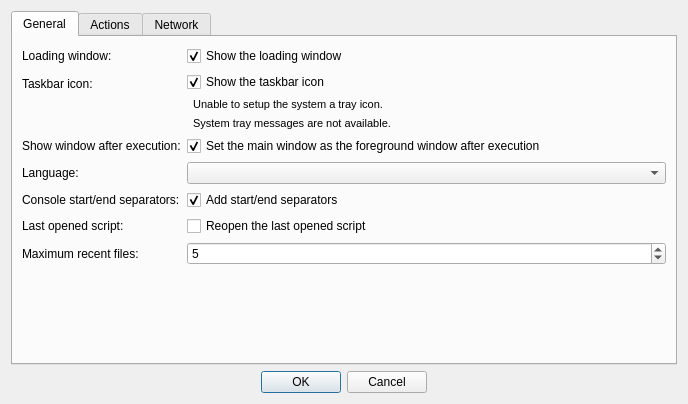
Above: gui/settingsdialog.ui from Jmgr/actiona before the change. Below: the same form after it.
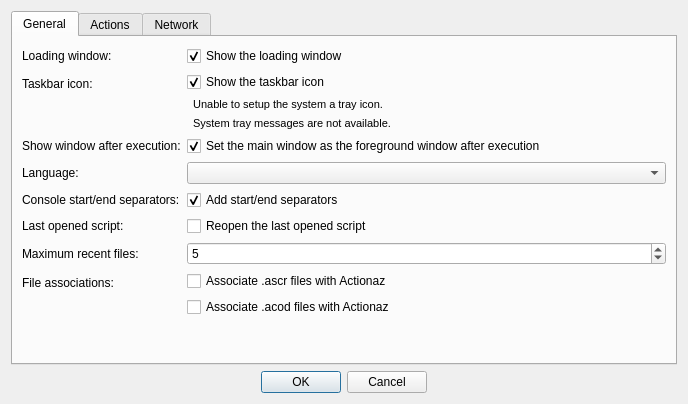
That is the form after the change. Icons and pictures are not drawn. Custom widgets are drawn as their Qt base class.

Commit message: Gui - added file association management (Windows) (fixes #73)

What changed in the file:
```diff
--- a/gui/settingsdialog.ui
+++ b/gui/settingsdialog.ui
@@ -177,6 +177,31 @@
          </property>
         </widget>
        </item>
+       <item row="7" column="0">
+        <widget class="QLabel" name="fileAssociationsLabel">
+         <property name="text">
+          <string>File associations:</string>
+         </property>
+        </widget>
+       </item>
+       <item row="7" column="1">
+        <layout class="QVBoxLayout" name="verticalLayout_7">
+         <item>
+          <widget class="QCheckBox" name="associateASCRCheckBox">
+           <property name="text">
+            <string>Associate .ascr files with Actionaz</string>
+           </property>
+          </widget>
+         </item>
+         <item>
+          <widget class="QCheckBox" name="associateACODCheckBox">
+           <property name="text">
+            <string>Associate .acod files with Actionaz</string>
+           </property>
+          </widget>
+         </item>
+        </layout>
+       </item>
       </layout>
      </widget>
      <widget class="QWidget" name="actionsTab">
```
The commit also changes 3 other files.
